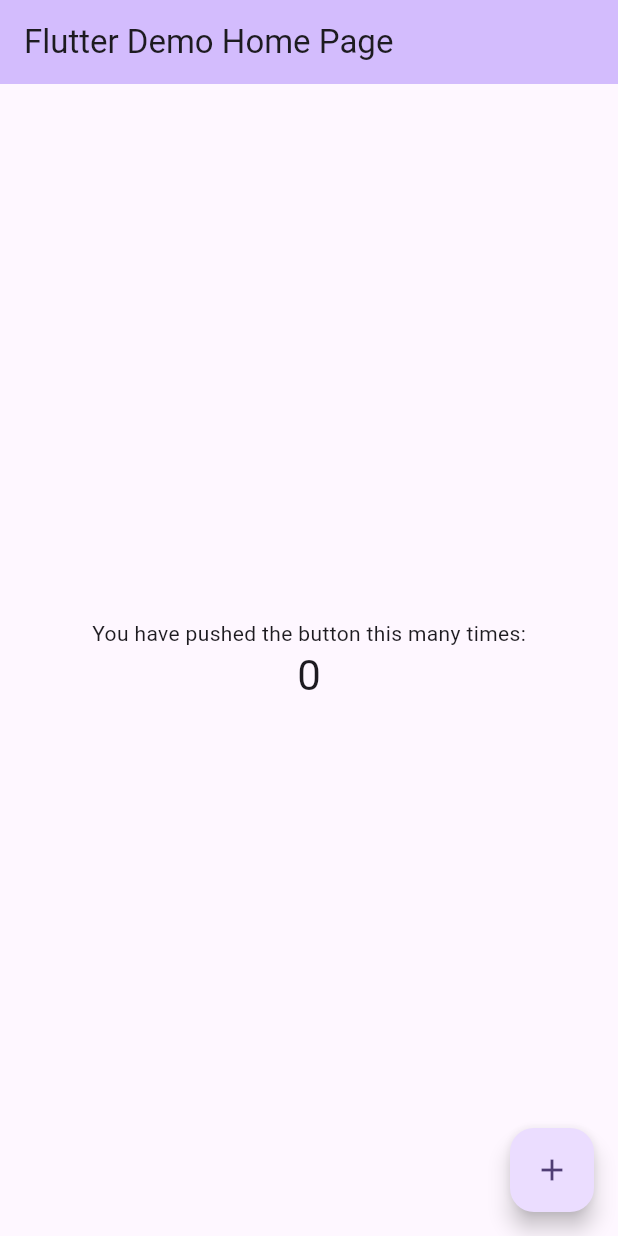
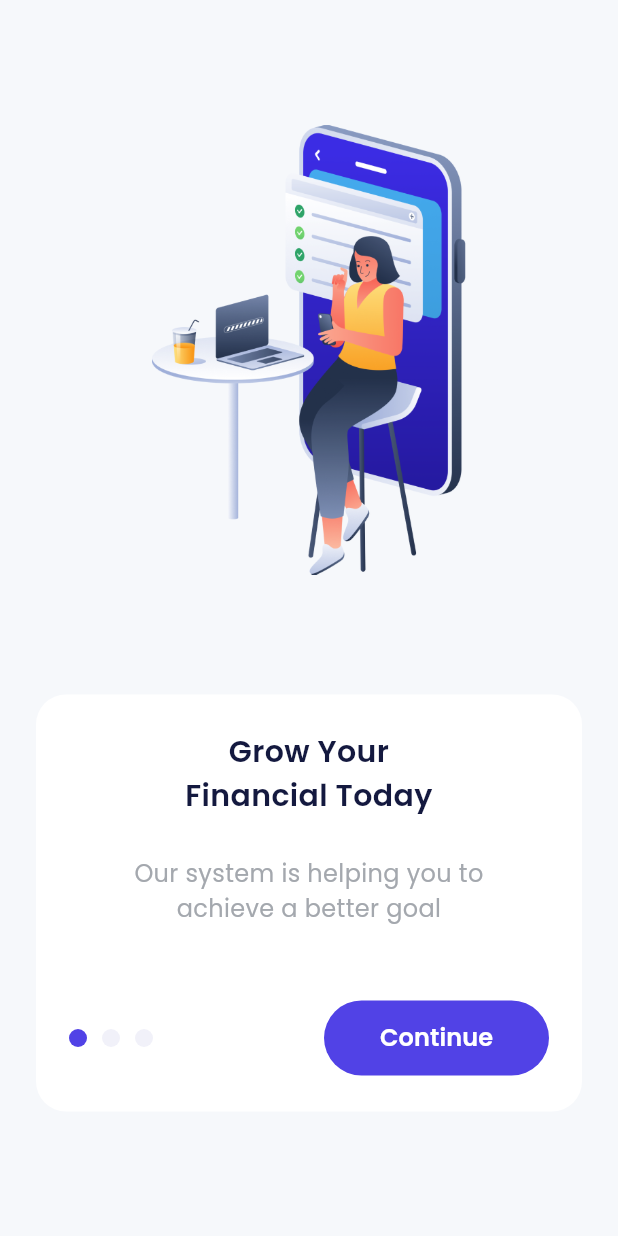
Before and after one commit to HarunNurahman/bank_sha, a Flutter app: the screen it shows after launch, on a phone screen of 412 x 824 dp. Run offline on Flutter 3.47's test engine with Material 3 defaults, Android fonts, the phone set to English and light mode, and no system bars; drawn by our look-alikes of carousel_slider; our stand-ins replace google_fonts.

Commit message:
Style: slicing splash and onboarding page

```diff
--- a/lib/main.dart
+++ b/lib/main.dart
@@ -1,3 +1,4 @@
+import 'package:bank_sha/pages/splash_page.dart';
 import 'package:flutter/material.dart';
 
 void main() {
@@ -10,116 +11,9 @@ class MyApp extends StatelessWidget {
   // This widget is the root of your application.
   @override
   Widget build(BuildContext context) {
-    return MaterialApp(
-      title: 'Flutter Demo',
-      theme: ThemeData(
-        // This is the theme of your application.
-        //
-        // TRY THIS: Try running your application with "flutter run". You'll see
-        // the application has a purple toolbar. Then, without quitting the app,
-        // try changing the seedColor in the colorScheme below to Colors.green
-        // and then invoke "hot reload" (save your changes or press the "hot
-        // reload" button in a Flutter-supported IDE, or press "r" if you used
-        // the command line to start the app).
-        //
-        // Notice that the counter didn't reset back to zero; the application
-        // state is not lost during the reload. To reset the state, use hot
-        // restart instead.
-        //
-        // This works for code too, not just values: Most code changes can be
-        // tested with just a hot reload.
-        colorScheme: ColorScheme.fromSeed(seedColor: Colors.deepPurple),
-        useMaterial3: true,
-      ),
-      home: const MyHomePage(title: 'Flutter Demo Home Page'),
+    return const MaterialApp(
+      debugShowCheckedModeBanner: false,
+      home: SplashPage(),
     );
   }
 }
-
-class MyHomePage extends StatefulWidget {
-  const MyHomePage({super.key, required this.title});
-
-  // This widget is the home page of your application. It is stateful, meaning
-  // that it has a State object (defined below) that contains fields that affect
-  // how it looks.
-
-  // This class is the configuration for the state. It holds the values (in this
-  // case the title) provided by the parent (in this case the App widget) and
-  // used by the build method of the State. Fields in a Widget subclass are
-  // always marked "final".
-
-  final String title;
-
-  @override
-  State<MyHomePage> createState() => _MyHomePageState();
-}
-
-class _MyHomePageState extends State<MyHomePage> {
-  int _counter = 0;
-
-  void _incrementCounter() {
-    setState(() {
-      // This call to setState tells the Flutter framework that something has
-      // changed in this State, which causes it to rerun the build method below
-      // so that the display can reflect the updated values. If we changed
-      // _counter without calling setState(), then the build method would not be
-      // called again, and so nothing would appear to happen.
-      _counter++;
-    });
-  }
-
-  @override
-  Widget build(BuildContext context) {
-    // This method is rerun every time setState is called, for instance as done
-    // by the _incrementCounter method above.
-    //
-    // The Flutter framework has been optimized to make rerunning build methods
-    // fast, so that you can just rebuild anything that needs updating rather
-    // than having to individually change instances of widgets.
-    return Scaffold(
-      appBar: AppBar(
-        // TRY THIS: Try changing the color here to a specific color (to
-        // Colors.amber, perhaps?) and trigger a hot reload to see the AppBar
-        // change color while the other colors stay the same.
-        backgroundColor: Theme.of(context).colorScheme.inversePrimary,
-        // Here we take the value from the MyHomePage object that was created by
-        // the App.build method, and use it to set our appbar title.
-        title: Text(widget.title),
-      ),
-      body: Center(
-        // Center is a layout widget. It takes a single child and positions it
-        // in the middle of the parent.
-        child: Column(
-          // Column is also a layout widget. It takes a list of children and
-          // arranges them vertically. By default, it sizes itself to fit its
-          // children horizontally, and tries to be as tall as its parent.
-          //
-          // Column has various properties to control how it sizes itself and
-          // how it positions its children. Here we use mainAxisAlignment to
-          // center the children vertically; the main axis here is the vertical
-          // axis because Columns are vertical (the cross axis would be
-          // horizontal).
-          //
-          // TRY THIS: Invoke "debug painting" (choose the "Toggle Debug Paint"
-          // action in the IDE, or press "p" in the console), to see the
-          // wireframe for each widget.
-          mainAxisAlignment: MainAxisAlignment.center,
-          children: <Widget>[
-            const Text(
-              'You have pushed the button this many times:',
-            ),
-            Text(
-              '$_counter',
-              style: Theme.of(context).textTheme.headlineMedium,
-            ),
-          ],
-        ),
-      ),
-      floatingActionButton: FloatingActionButton(
-        onPressed: _incrementCounter,
-        tooltip: 'Increment',
-        child: const Icon(Icons.add),
-      ), // This trailing comma makes auto-formatting nicer for build methods.
-    );
-  }
-}
--- /dev/null
+++ b/lib/pages/onboarding_page.dart
@@ -0,0 +1,196 @@
+import 'package:bank_sha/shared/styles.dart';
+import 'package:carousel_slider/carousel_slider.dart';
+import 'package:flutter/material.dart';
+
+class OnboardingPage extends StatefulWidget {
+  const OnboardingPage({super.key});
+
+  @override
+  State<OnboardingPage> createState() => _OnboardingPageState();
+}
+
+class _OnboardingPageState extends State<OnboardingPage> {
+  int currentIndex = 0;
+  CarouselController carouselController = CarouselController();
+
+  List<String> title = [
+    'Grow Your\nFinancial Today',
+    'Build From\nZero to Freedom',
+    'Start Together',
+  ];
+
+  List<String> desc = [
+    'Our system is helping you to\nachieve a better goal',
+    'We provide tips for you so that\nyou can adapt easier',
+    'We will guide you to where\nyou wanted it too'
+  ];
+
+  @override
+  Widget build(BuildContext context) {
+    return Scaffold(
+      backgroundColor: lightBackgroundColor,
+      body: SafeArea(
+        child: Center(
+          child: Column(
+            mainAxisAlignment: MainAxisAlignment.center,
+            children: [
+              // Image carousel
+              CarouselSlider(
+                carouselController: carouselController,
+                items: [
+                  Image.asset(
+                    'assets/images/img_onboarding-1.png',
+                  ),
+                  Image.asset(
+                    'assets/images/img_onboarding-2.png',
+                  ),
+                  Image.asset(
+                    'assets/images/img_onboarding-3.png',
+                  ),
+                ],
+                options: CarouselOptions(
+                  height: 300,
+                  viewportFraction: 1,
+                  enableInfiniteScroll: false,
+                  onPageChanged: (index, reason) {
+                    setState(() {
+                      currentIndex = index;
+                    });
+                  },
+                ),
+              ),
+              const SizedBox(height: 80),
+              // Content box
+              Container(
+                margin: const EdgeInsets.symmetric(horizontal: 24),
+                padding:
+                    const EdgeInsets.symmetric(horizontal: 22, vertical: 24),
+                decoration: BoxDecoration(
+                  color: whiteColor,
+                  borderRadius: BorderRadius.circular(20),
+                ),
+                child: Column(
+                  children: [
+                    // Title
+                    Text(
+                      title[currentIndex],
+                      textAlign: TextAlign.center,
+                      style: blackTextStyle.copyWith(
+                        fontSize: 20,
+                        fontWeight: semiBold,
+                      ),
+                    ),
+                    const SizedBox(height: 26),
+                    // Description
+                    Text(
+                      desc[currentIndex],
+                      textAlign: TextAlign.center,
+                      style: grayTextStyle.copyWith(fontSize: 16),
+                    ),
+                    SizedBox(height: currentIndex == 2 ? 30 : 50),
+                    // Button and dot indicator
+                    currentIndex == 2
+                        ? Column(
+                            children: [
+                              ElevatedButton(
+                                onPressed: () {},
+                                style: ElevatedButton.styleFrom(
+                                  backgroundColor: blueColor,
+                                  elevation: 0,
+                                  minimumSize: const Size(double.infinity, 50),
+                                ),
+                                child: Text(
+                                  'Get Started',
+                                  style: whiteTextStyle.copyWith(
+                                    fontSize: 16,
+                                    fontWeight: semiBold,
+                                  ),
+                                ),
+                              ),
+                              const SizedBox(height: 10),
+                              TextButton(
+                                onPressed: () {},
+                                style: TextButton.styleFrom(
+                                  padding: EdgeInsets.zero,
+                                ),
+                                child: Text(
+                                  'Sign In',
+                                  style: whiteTextStyle.copyWith(
+                                    fontSize: 16,
+                                    color: darkGrayColor,
+                                  ),
+                                ),
+                              )
+                            ],
+                          )
+                        : Row(
+                            children: [
+                              // Dot indicator
+                              Row(
+                                children: [
+                                  Container(
+                                    width: 12,
+                                    height: 12,
+                                    margin: const EdgeInsets.only(right: 10),
+                                    decoration: BoxDecoration(
+                                      shape: BoxShape.circle,
+                                      color: currentIndex == 0
+                                          ? blueColor
+                                          : lightGrayColor,
+                                    ),
+                                  ),
+                                  Container(
+                                    width: 12,
+                                    height: 12,
+                                    margin: const EdgeInsets.only(right: 10),
+                                    decoration: BoxDecoration(
+                                      shape: BoxShape.circle,
+                                      color: currentIndex == 1
+                                          ? blueColor
+                                          : lightGrayColor,
+                                    ),
+                                  ),
+                                  Container(
+                                    width: 12,
+                                    height: 12,
+                                    margin: const EdgeInsets.only(right: 10),
+                                    decoration: BoxDecoration(
+                                      shape: BoxShape.circle,
+                                      color: currentIndex == 2
+                                          ? blueColor
+                                          : lightGrayColor,
+                                    ),
+                                  )
+                                ],
+                              ),
+                              const Spacer(),
+                              // Button
+                              ElevatedButton(
+                                onPressed: () {
+                                  carouselController.nextPage();
+                                },
+                                style: ElevatedButton.styleFrom(
+                                  backgroundColor: blueColor,
+                                  elevation: 0,
+                                  minimumSize: const Size(150, 50),
+                                ),
+                                child: Text(
+                                  'Continue',
+                                  style: whiteTextStyle.copyWith(
+                                    fontSize: 16,
+                                    fontWeight: semiBold,
+                                  ),
+                                ),
+                              ),
+                            ],
+                          )
+                  ],
+                ),
+              ),
+            ],
+          ),
+        ),
+      ),
+    );
+  }
+}
--- /dev/null
+++ b/lib/pages/splash_page.dart
@@ -0,0 +1,35 @@
+import 'dart:async';
+
+import 'package:bank_sha/pages/onboarding_page.dart';
+import 'package:bank_sha/shared/styles.dart';
+import 'package:flutter/material.dart';
+
+class SplashPage extends StatefulWidget {
+  const SplashPage({super.key});
+
+  @override
+  State<SplashPage> createState() => _SplashPageState();
+}
+
+class _SplashPageState extends State<SplashPage> {
+  @override
+  void initState() {
+    Timer(const Duration(seconds: 2), () {
+      Navigator.push(
+        context,
+        MaterialPageRoute(builder: (context) => const OnboardingPage()),
+      );
+    });
+    super.initState();
+  }
+
+  @override
+  Widget build(BuildContext context) {
+    return Scaffold(
+      backgroundColor: darkBackgroundColor,
+      body: Center(
+        child: Image.asset('assets/images/app_logo_light.png', width: 155),
+      ),
+    );
+  }
+}
--- a/lib/shared/styles.dart
+++ b/lib/shared/styles.dart
@@ -6,6 +6,7 @@ Color whiteColor = const Color(0xFFFFFFFF);
 Color blackColor = const Color(0xFF14193F);
 Color lightGrayColor = const Color(0xFFF1F1F9);
 Color grayColor = const Color(0xFFA4A8AE);
+Color darkGrayColor = const Color(0xFF696B76);
 Color blueColor = const Color(0xFF5142E6);
 Color navyColor = const Color(0xFF1A1D2E);
 Color cyanColor = const Color(0xFF53C1F9);
```
Also changed, not shown: pubspec.yaml (+1 -6 lines), pubspec.lock.
